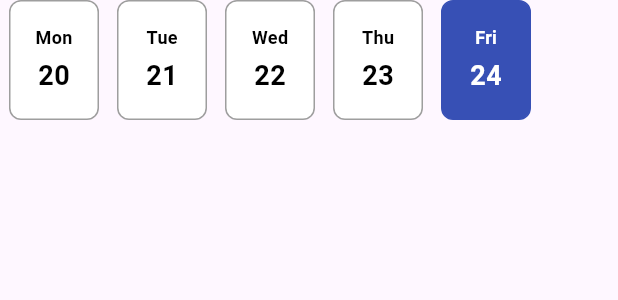
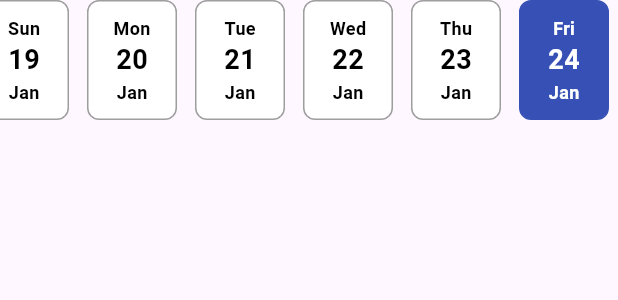
Before and after one commit to jingjingyang0803/GluMon, a Flutter app: the DatePickerWidget widget shown alone on an empty page, opened directly, on a phone screen of 412 x 824 dp. Shown: the top 300 px of the screen. Run offline on Flutter 3.47's test engine with Material 3 defaults, Android fonts, the phone set to English and light mode, and no system bars; our stand-ins replace fl_chart, google_fonts.

Commit message:
Add month info on the date picker

```diff
--- a/lib/components/date_picker_widget.dart
+++ b/lib/components/date_picker_widget.dart
@@ -12,20 +12,54 @@ class DatePickerWidget extends StatefulWidget {
 }
 
 class DatePickerWidgetState extends State<DatePickerWidget> {
-  DateTime _selectedDate = DateTime.now(); // ✅ Set today as default
+  late ScrollController _scrollController;
+  DateTime _selectedDate = DateTime.now(); // ✅ Default to today
 
-  // ✅ Generate dates: 4 days before today + today
+  // ✅ Generate dates: 30 days before today + today
   final List<DateTime> _dates = List.generate(
-    5,
-    (index) => DateTime.now()
-        .subtract(Duration(days: 4 - index)), // Includes past and future dates
+    31,
+    (index) => DateTime.now().subtract(Duration(days: 30 - index)),
   );
+
+  @override
+  void initState() {
+    super.initState();
+    _scrollController = ScrollController();
+    // Move selected date to center after the first frame
+    WidgetsBinding.instance.addPostFrameCallback((_) {
+      _scrollToSelected();
+    });
+  }
 
   void _onDateTap(DateTime date) {
     setState(() {
       _selectedDate = date;
     });
-    widget.onDateSelected(date); // Notify parent widget
+    widget.onDateSelected(date);
+    _scrollToSelected(); // Scroll when a new date is selected
+  }
+
+  void _scrollToSelected() {
+    int selectedIndex = _dates.indexWhere((date) =>
+        date.year == _selectedDate.year &&
+        date.month == _selectedDate.month &&
+        date.day == _selectedDate.day);
+
+    if (selectedIndex != -1) {
+      double itemWidth = 60 + 12; // Width + margin (horizontal padding)
+      double screenWidth = MediaQuery.of(context).size.width;
+      double targetScrollOffset =
+          (selectedIndex * itemWidth) - (screenWidth / 2) + (itemWidth / 2);
+
+      _scrollController.animateTo(
+        targetScrollOffset.clamp(
+          0.0,
+          _scrollController.position.maxScrollExtent,
+        ),
+        duration: Duration(milliseconds: 300),
+        curve: Curves.easeInOut,
+      );
+    }
   }
 
   @override
@@ -33,12 +67,12 @@ class DatePickerWidgetState extends State<DatePickerWidget> {
     return SizedBox(
       height: 80,
       child: ListView.builder(
+        controller: _scrollController,
         scrollDirection: Axis.horizontal,
         itemCount: _dates.length,
         itemBuilder: (context, index) {
           final date = _dates[index];
 
-          // ✅ Ensure today is selected by default
           final isSelected = _selectedDate.year == date.year &&
               _selectedDate.month == date.month &&
               _selectedDate.day == date.day;
@@ -66,11 +100,18 @@ class DatePickerWidgetState extends State<DatePickerWidget> {
                       color: isSelected ? Colors.white : Colors.black,
                     ),
                   ),
-                  SizedBox(height: 4),
                   Text(
                     DateFormat('dd').format(date), // 01, 02...
                     style: TextStyle(
                       fontSize: 18,
+                      fontWeight: FontWeight.bold,
+                      color: isSelected ? Colors.white : Colors.black,
+                    ),
+                  ),
+                  Text(
+                    DateFormat('MMM').format(date), // Jan, Feb...
+                    style: TextStyle(
+                      fontSize: 12,
                       fontWeight: FontWeight.bold,
                       color: isSelected ? Colors.white : Colors.black,
                     ),
--- a/lib/screens/trend_page.dart
+++ b/lib/screens/trend_page.dart
@@ -20,7 +20,7 @@ class TrendPage extends StatelessWidget {
 
   @override
   Widget build(BuildContext context) {
-    double minY = 50; // 🔹 Set fixed Y min
+    double minY = 0; // 🔹 Set fixed Y min
     double maxY = 200; // 🔹 Set fixed Y max
 
     var minEntry =
```
